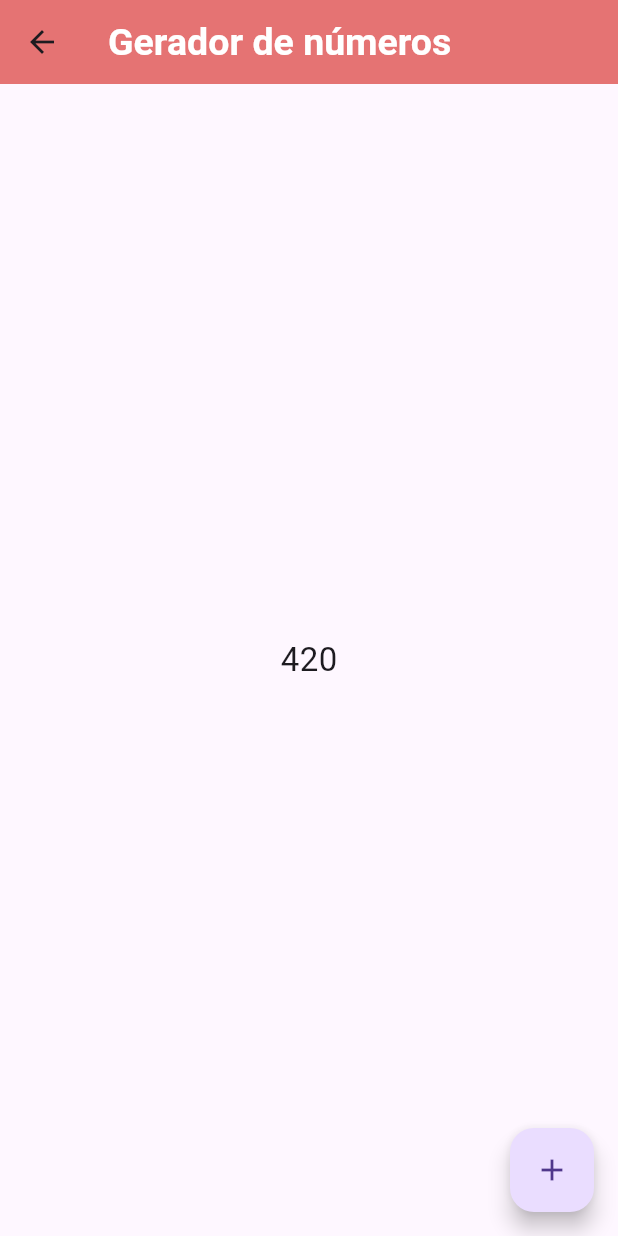
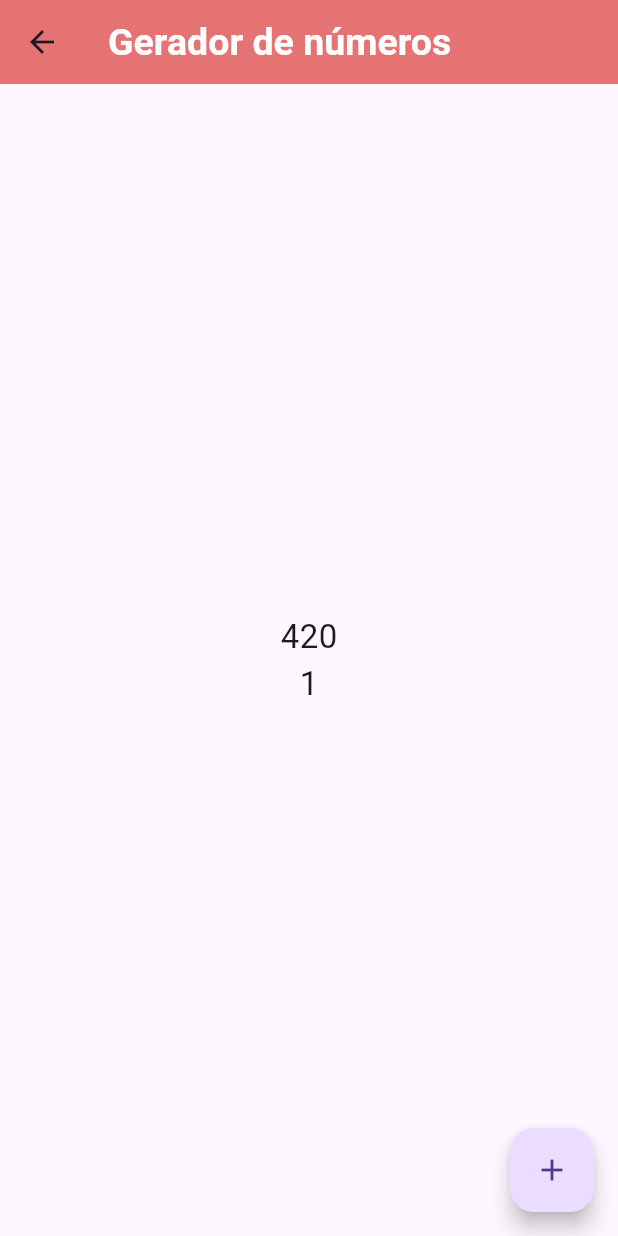
Before and after one commit to Lucaasshq/trilhaapp-dio, a Flutter app: the NumeroAleatoriosPage screen opened directly, after a tap on the "add" icon, on a phone screen of 412 x 824 dp. Run offline on Flutter 3.47's test engine with Material 3 defaults, Android fonts, the phone set to English and light mode, and no system bars; our stand-ins replace google_fonts, shared_preferences; accounts and stored records are empty.

```diff
--- a/lib/pages/numeros_aleatorio_page.dart
+++ b/lib/pages/numeros_aleatorio_page.dart
@@ -1,7 +1,8 @@
+// ignore_for_file: non_constant_identifier_names
+
 import 'dart:math';
 
 import 'package:flutter/material.dart';
-import 'package:flutter/widgets.dart';
 import 'package:shared_preferences/shared_preferences.dart';
 
 class NumeroAleatoriosPage extends StatefulWidget {
@@ -12,9 +13,11 @@ class NumeroAleatoriosPage extends StatefulWidget {
 }
 
 class _NumeroAleatoriosPageState extends State<NumeroAleatoriosPage> {
-  int? randomNumber = 0;
-  // ignore: non_constant_identifier_names
+  int? randomNumber;
+  int? quantidadeCliques = 0;
+  final CHAVE_QUANTIDADE_CLIQUES = 'quantidade_cliques';
   final CHAVE_NUMERO_ALEATORIO = 'numero_aleatorio';
+  late SharedPreferences storage;
 
   @override
   void initState() {
@@ -23,9 +26,10 @@ class _NumeroAleatoriosPageState extends State<NumeroAleatoriosPage> {
   }
 
   void carregarDados() async {
-    final storage = await SharedPreferences.getInstance();
+    storage = await SharedPreferences.getInstance();
     setState(() {
       randomNumber = storage.getInt(CHAVE_NUMERO_ALEATORIO);
+      quantidadeCliques = storage.getInt(CHAVE_QUANTIDADE_CLIQUES);
     });
   }
 
@@ -42,7 +46,17 @@ class _NumeroAleatoriosPageState extends State<NumeroAleatoriosPage> {
             mainAxisAlignment: MainAxisAlignment.center,
             children: [
               Text(
-                randomNumber.toString(),
+                randomNumber == null
+                    ? 'Nenhum número gerado'
+                    : randomNumber.toString(),
+                style: const TextStyle(
+                  fontSize: 22,
+                ),
+              ),
+              Text(
+                quantidadeCliques == null
+                    ? 'Nenhum Clique'
+                    : quantidadeCliques.toString(),
                 style: const TextStyle(
                   fontSize: 22,
                 ),
@@ -52,13 +66,13 @@ class _NumeroAleatoriosPageState extends State<NumeroAleatoriosPage> {
         ),
         floatingActionButton: FloatingActionButton(
           onPressed: () async {
-            final storage = await SharedPreferences.getInstance();
             var random = Random();
-
             setState(() {
               randomNumber = random.nextInt(1000);
+              quantidadeCliques = (quantidadeCliques ?? 0) + 1;
             });
             storage.setInt(CHAVE_NUMERO_ALEATORIO, randomNumber!);
+            storage.setInt(CHAVE_QUANTIDADE_CLIQUES, quantidadeCliques!);
           },
           child: const Icon(Icons.add),
         ),
```
Also changed, not shown: lib/pages/configuracoes_page.dart (added, +22 -0 lines), lib/shared/widgets/custon_drawer.dart (+8 -1 lines).
